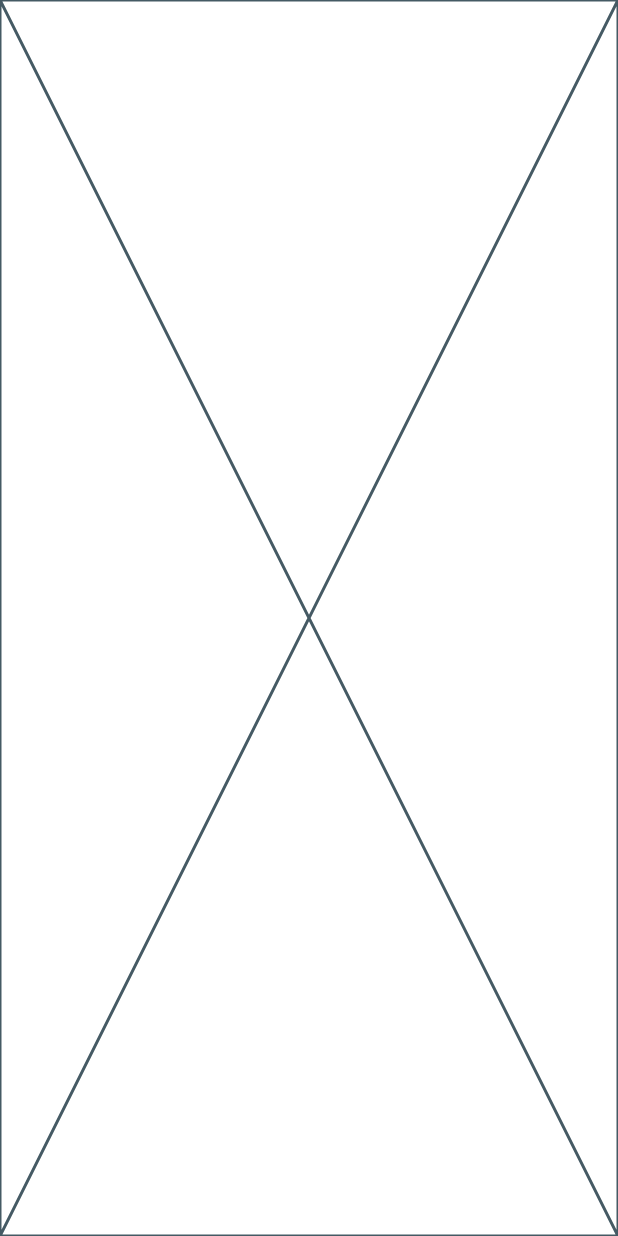
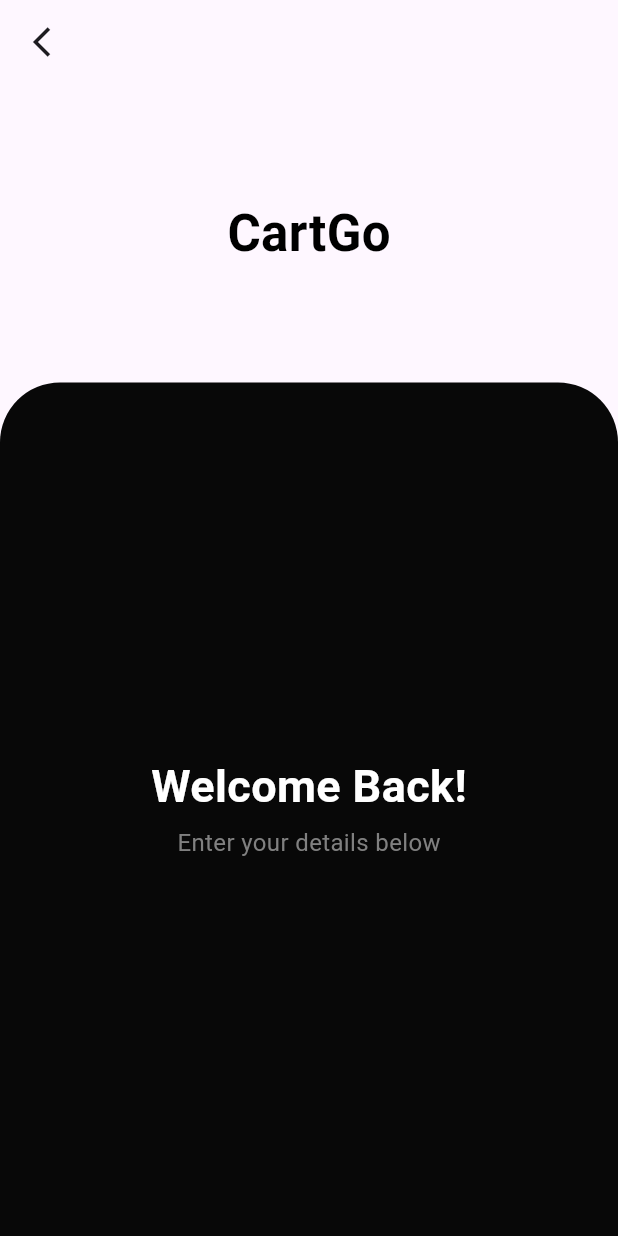
Before and after one commit to Keba777/GoCart, a Flutter app: the screen it shows after launch, on a phone screen of 412 x 824 dp. Run offline on Flutter 3.47's test engine with Material 3 defaults, Android fonts, the phone set to English and light mode, and no system bars; our stand-ins replace auto_route; Roboto replaces fonts that are missing (Sora).

Commit message:
Include the fonts and basic typography

```diff
--- a/lib/core/routes/app_router.dart
+++ b/lib/core/routes/app_router.dart
@@ -8,7 +8,7 @@
   @override
   List<AutoRoute> get routes => [
         AutoRoute(page: HomeRoute.page, initial: true),
-        // AutoRoute(page: LoginRoute.page),
+        AutoRoute(page: LoginRoute.page),
         // AutoRoute(page: CreateAccountRoute.page),
       ];
 
--- /dev/null
+++ b/lib/core/theme/colors.dart
@@ -0,0 +1,11 @@
+import 'package:flutter/material.dart';
+
+class AppColors {
+  static const Color baseBlack = Colors.black;
+  static const Color deepBlack = Color(0xFF080808);
+  static const Color baseWhite = Colors.white;
+  static const Color baseOrage = Colors.orange;
+  static const Color vibrantOrange = Color(0xFFF24E1E);
+  static const Color darkGray = Color(0xFF636363);
+  static const Color mediumGray = Color(0xFF808080);
+}
--- /dev/null
+++ b/lib/core/theme/typography.dart
@@ -0,0 +1,68 @@
+import 'package:flutter/material.dart';
+import 'package:gocart/core/theme/colors.dart';
+
+class TextStyles {
+  static const fontFamily = "Sora";
+
+  // Title for screens
+  static const TextStyle titleScreen = TextStyle(
+    color: AppColors.baseBlack,
+    fontSize: 34,
+    fontFamily: fontFamily,
+    fontWeight: FontWeight.w700,
+    height: 34 / 30,
+  );
+
+  static const TextStyle formHeading = TextStyle(
+    color: AppColors.baseWhite,
+    fontSize: 30,
+    fontFamily: fontFamily,
+    fontWeight: FontWeight.w700,
+    height: 30 / 28,
+  );
+
+
+  static const TextStyle formSubheading = TextStyle(
+    color: AppColors.mediumGray,
+    fontSize: 16,
+    fontFamily: fontFamily,
+    fontWeight: FontWeight.w400,
+    height: 16 / 14,
+  );
+
+  // Label text (for form labels)
+  static const TextStyle labelText = TextStyle(
+    color: AppColors.baseBlack,
+    fontSize: 14,
+    fontFamily: fontFamily,
+    fontWeight: FontWeight.w500, // Medium weight for labels
+    height: 14 / 12,
+  );
+
+  // Button text (for form buttons like "Login", "Register")
+  static const TextStyle buttonText = TextStyle(
+    color: AppColors.baseWhite,
+    fontSize: 16,
+    fontFamily: fontFamily,
+    fontWeight: FontWeight.w600,
+    height: 16 / 14,
+  );
+
+  // Error text (for validation errors under forms)
+  static const TextStyle errorText = TextStyle(
+    color: Colors.red, // Error color
+    fontSize: 14,
+    fontFamily: fontFamily,
+    fontWeight: FontWeight.w400,
+    height: 14 / 12,
+  );
+
+  // Focused text (for focused input fields or highlights)
+  static const TextStyle focusedText = TextStyle(
+    color: AppColors.baseBlack,
+    fontSize: 16,
+    fontFamily: fontFamily,
+    fontWeight: FontWeight.w600,
+    height: 16 / 14,
+  );
+}
--- /dev/null
+++ b/lib/features/authentication/presentation/screens/login_screen.dart
@@ -0,0 +1,69 @@
+import 'package:auto_route/auto_route.dart';
+import 'package:flutter/material.dart';
+import 'package:gocart/core/theme/colors.dart';
+import 'package:gocart/core/theme/typography.dart';
+
+@RoutePage()
+class LoginScreen extends StatefulWidget {
+  const LoginScreen({super.key});
+
+  @override
+  State<LoginScreen> createState() => _LoginScreenState();
+}
+
+class _LoginScreenState extends State<LoginScreen> {
+  @override
+  Widget build(BuildContext context) {
+    return Scaffold(
+      appBar: AppBar(
+        leading: IconButton(
+          onPressed: () {},
+          icon: const Icon(Icons.arrow_back_ios_outlined),
+        ),
+      ),
+      body: Column(
+        children: [
+          const Padding(
+            padding: EdgeInsets.symmetric(vertical: 80),
+            child: Center(
+              child: Text(
+                "CartGo",
+                style: TextStyles.titleScreen,
+              ),
+            ),
+          ),
+          Expanded(
+            child: Container(
+              width: double.infinity,
+              decoration: const BoxDecoration(
+                color: AppColors.deepBlack,
+                borderRadius: BorderRadius.only(
+                  topLeft: Radius.circular(40),
+                  topRight: Radius.circular(40),
+                ),
+              ),
+              child: const Center(
+                child: Column(
+                  mainAxisAlignment: MainAxisAlignment.center,
+                  children: [
+                    Padding(
+                      padding: EdgeInsets.only(bottom: 12),
+                      child: Text(
+                        "Welcome Back!",
+                        style: TextStyles.formHeading,
+                      ),
+                    ),
+                    Text(
+                      "Enter your details below",
+                      style: TextStyles.formSubheading,
+                    )
+                  ],
+                ),
+              ),
+            ),
+          ),
+        ],
+      ),
+    );
+  }
+}
--- a/lib/home_screen.dart
+++ b/lib/home_screen.dart
@@ -1,5 +1,6 @@
 import 'package:auto_route/auto_route.dart';
 import 'package:flutter/material.dart';
+import 'package:gocart/features/authentication/presentation/screens/login_screen.dart';
 
 @RoutePage()
 class HomeScreen extends StatefulWidget {
@@ -12,6 +13,9 @@
 class _HomeScreenState extends State<HomeScreen> {
   @override
   Widget build(BuildContext context) {
-    return const Placeholder();
+    return const MaterialApp(
+      home: LoginScreen(),
+      debugShowCheckedModeBanner: false,
+    );
   }
 }
```
Also changed, not shown: lib/features/authentication/data/models/user_model.dart (added, +48 -0 lines), lib/features/authentication/domain/entities/user_entity.dart (added, +11 -0 lines), pubspec.yaml (+19 -14 lines), assets/fonts/Sora-Bold.ttf (added), assets/fonts/Sora-ExtraBold.ttf (added), assets/fonts/Sora-ExtraLight.ttf (added), assets/fonts/Sora-Light.ttf (added), assets/fonts/Sora-Medium.ttf (added), assets/fonts/Sora-Regular.ttf (added), assets/fonts/Sora-SemiBold.ttf (added), assets/fonts/Sora-Thin.ttf (added), lib/core/routes/app_router.gr.dart.
